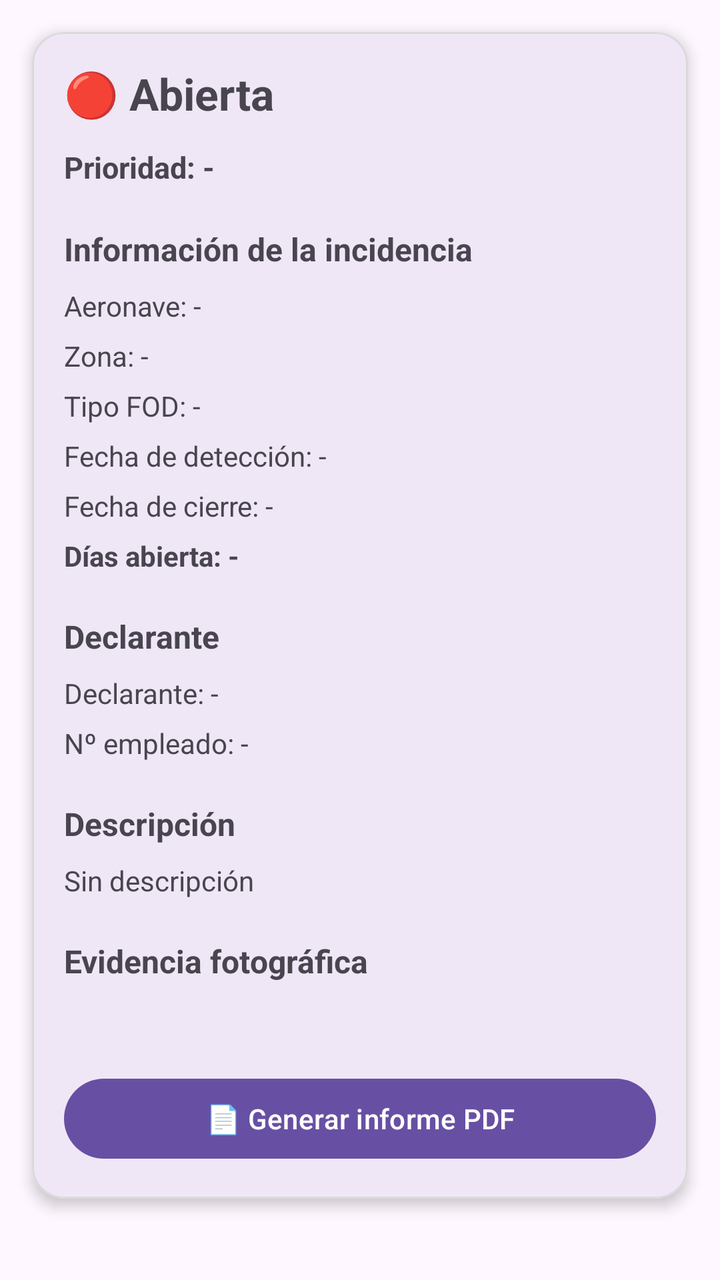
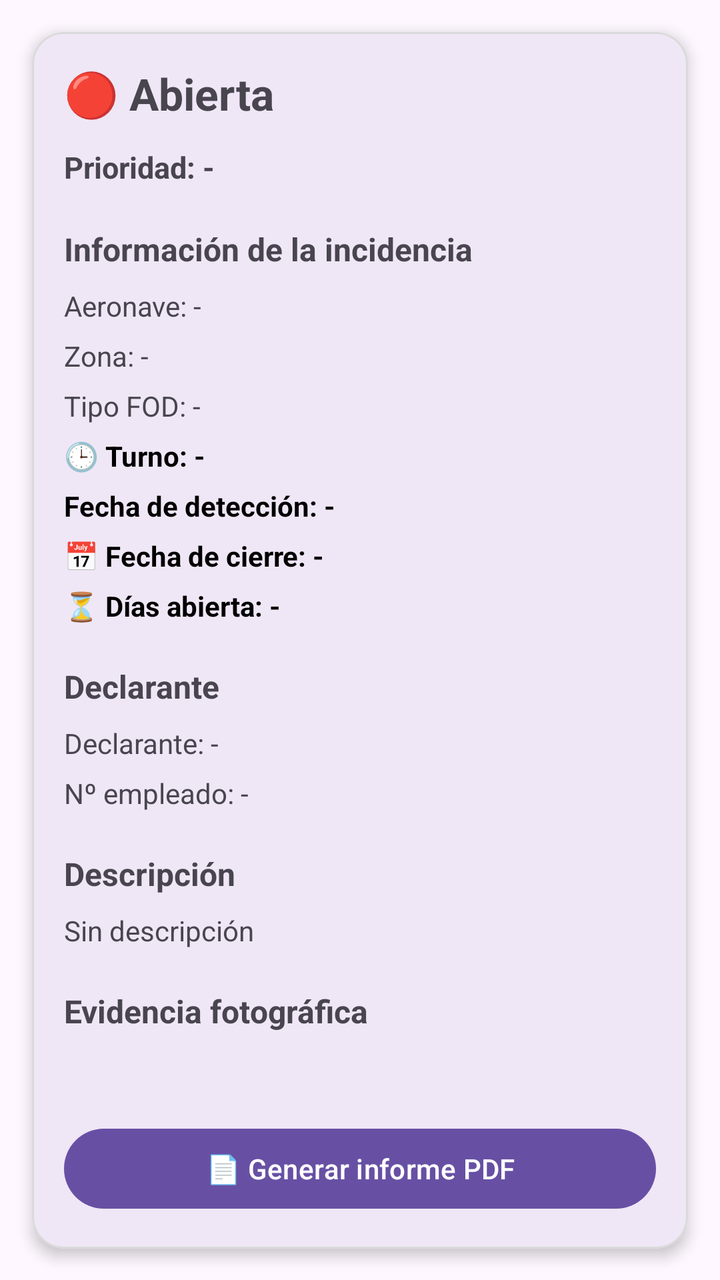

Two renders of the same Android screen: before a commit and after it. Below are the layout's source before the change and the commit's diff.
<!-- AndroidManifest.xml: application theme Theme.FodManager -->
<!-- res/layout/activity_detalle_incidencia.xml -->
<?xml version="1.0" encoding="utf-8"?>
<ScrollView xmlns:android="http://schemas.android.com/apk/res/android"
    xmlns:app="http://schemas.android.com/apk/res-auto"
    android:layout_width="match_parent"
    android:layout_height="match_parent"
    android:clipToPadding="false"
    android:paddingStart="16dp"
    android:paddingTop="16dp"
    android:paddingEnd="16dp"
    android:paddingBottom="24dp">

    
    <com.google.android.material.card.MaterialCardView
        android:layout_width="match_parent"
        android:layout_height="wrap_content"
        app:cardCornerRadius="16dp"
        app:cardElevation="4dp"
        app:strokeWidth="1dp"
        app:strokeColor="#DADADA">

        
        <LinearLayout
            android:layout_width="match_parent"
            android:layout_height="wrap_content"
            android:orientation="vertical"
            android:padding="16dp">

            
            <TextView
                android:id="@+id/tvDetalleEstado"
                android:layout_width="match_parent"
                android:layout_height="wrap_content"
                android:text="🔴 Abierta"
                android:textSize="22sp"
                android:textStyle="bold"
                android:layout_marginBottom="12dp" />

            
            <TextView
                android:id="@+id/tvDetallePrioridad"
                android:layout_width="match_parent"
                android:layout_height="wrap_content"
                android:text="Prioridad: -"
                android:textSize="15sp"
                android:textStyle="bold"
                android:layout_marginBottom="20dp" />

            
            <TextView
                android:layout_width="match_parent"
                android:layout_height="wrap_content"
                android:text="Información de la incidencia"
                android:textSize="16sp"
                android:textStyle="bold"
                android:layout_marginBottom="8dp" />

            
            <TextView
                android:id="@+id/tvDetalleAeronave"
                android:layout_width="match_parent"
                android:layout_height="wrap_content"
                android:text="Aeronave: -"
                android:textSize="14sp"
                android:layout_marginBottom="6dp" />

            
            <TextView
                android:id="@+id/tvDetalleZona"
                android:layout_width="match_parent"
                android:layout_height="wrap_content"
                android:text="Zona: -"
                android:textSize="14sp"
                android:layout_marginBottom="6dp" />

            
            <TextView
                android:id="@+id/tvDetalleTipoFod"
                android:layout_width="match_parent"
                android:layout_height="wrap_content"
                android:text="Tipo FOD: -"
                android:textSize="14sp"
                android:layout_marginBottom="6dp" />

            
            <TextView
                android:id="@+id/tvFechaDeteccion"
                android:layout_width="match_parent"
                android:layout_height="wrap_content"
                android:text="Fecha de detección: -"
                android:textSize="14sp"
                android:layout_marginBottom="6dp" />

            
            <TextView
                android:id="@+id/tvFechaCierre"
                android:layout_width="match_parent"
                android:layout_height="wrap_content"
                android:text="Fecha de cierre: -"
                android:textSize="14sp"
                android:layout_marginBottom="6dp" />

            
            <TextView
                android:id="@+id/tvDiasAbierta"
                android:layout_width="match_parent"
                android:layout_height="wrap_content"
                android:text="Días abierta: -"
                android:textSize="14sp"
                android:textStyle="bold"
                android:layout_marginBottom="20dp" />

            
            <TextView
                android:layout_width="match_parent"
                android:layout_height="wrap_content"
                android:text="Declarante"
                android:textSize="16sp"
                android:textStyle="bold"
                android:layout_marginBottom="8dp" />

            
            <TextView
                android:id="@+id/tvDetalleDeclarante"
                android:layout_width="match_parent"
                android:layout_height="wrap_content"
                android:text="Declarante: -"
                android:textSize="14sp"
                android:layout_marginBottom="6dp" />

            
            <TextView
                android:id="@+id/tvDetalleNumeroEmpleado"
                android:layout_width="match_parent"
                android:layout_height="wrap_content"
                android:text="Nº empleado: -"
                android:textSize="14sp"
                android:layout_marginBottom="20dp" />

            
            <TextView
                android:layout_width="match_parent"
                android:layout_height="wrap_content"
                android:text="Descripción"
                android:textSize="16sp"
                android:textStyle="bold"
                android:layout_marginBottom="8dp" />

            
            <TextView
                android:id="@+id/tvDetalleDescripcion"
                android:layout_width="match_parent"
                android:layout_height="wrap_content"
                android:text="Sin descripción"
                android:textSize="14sp"
                android:lineSpacingExtra="2dp"
                android:layout_marginBottom="20dp" />

            
            <TextView
                android:layout_width="match_parent"
                android:layout_height="wrap_content"
                android:text="Evidencia fotográfica"
                android:textSize="16sp"
                android:textStyle="bold"
                android:layout_marginBottom="8dp" />

            
            <com.google.android.material.card.MaterialCardView
                android:layout_width="match_parent"
                android:layout_height="wrap_content"
                android:layout_marginBottom="20dp"
                app:cardCornerRadius="12dp"
                app:cardElevation="2dp"
                app:strokeWidth="1dp"
                app:strokeColor="#E5E5E5">

                
                <ImageView
                    android:id="@+id/imgDetalleIncidencia"
                    android:layout_width="match_parent"
                    android:layout_height="420dp"
                    android:layout_marginTop="16dp"
                    android:layout_marginBottom="16dp"
                    android:adjustViewBounds="true"
                    android:scaleType="fitCenter"

                    android:visibility="gone" />
            </com.google.android.material.card.MaterialCardView>

            
            <LinearLayout
                android:id="@+id/layoutBotonesEstado"
                android:layout_width="match_parent"
                android:layout_height="wrap_content"
                android:orientation="vertical"
                android:visibility="gone">

                
                <Button
                    android:id="@+id/btnPasarEnProceso"
                    android:layout_width="match_parent"
                    android:layout_height="wrap_content"
                    android:text="Pasar a en proceso"
                    android:layout_marginBottom="10dp" />

                
                <Button
                    android:id="@+id/btnCerrarIncidencia"
                    android:layout_width="match_parent"
                    android:layout_height="wrap_content"
                    android:text="Cerrar incidencia" />

            </LinearLayout>

                <Button
                    android:id="@+id/btnGenerarPdf"
                    android:layout_width="match_parent"
                    android:layout_height="wrap_content"
                    android:text="📄 Generar informe PDF"
                    android:layout_marginTop="16dp" />


        </LinearLayout>

    </com.google.android.material.card.MaterialCardView>

</ScrollView>
<!-- resources referenced by this layout -->
<resources>
  <style name="Theme.FodManager" parent="Base.Theme.FodManager" />
  <style name="Base.Theme.FodManager" parent="Theme.Material3.DayNight.NoActionBar">
          
          
      </style>
</resources>

<!-- the commit's change to res/layout/activity_detalle_incidencia.xml (unified diff, before → after) -->
@@ -83,11 +83,24 @@
 
             
             <TextView
+                android:id="@+id/tvDetalleTurnoIncidencia"
+                android:layout_width="match_parent"
+                android:layout_height="wrap_content"
+                android:text="🕒 Turno: -"
+                android:textSize="14sp"
+                android:textStyle="bold"
+                android:textColor="@android:color/black"
+                android:layout_marginBottom="6dp" />
+
+            
+            <TextView
                 android:id="@+id/tvFechaDeteccion"
                 android:layout_width="match_parent"
                 android:layout_height="wrap_content"
                 android:text="Fecha de detección: -"
                 android:textSize="14sp"
+                android:textStyle="bold"
+                android:textColor="@android:color/black"
                 android:layout_marginBottom="6dp" />
 
             
@@ -95,8 +108,10 @@
                 android:id="@+id/tvFechaCierre"
                 android:layout_width="match_parent"
                 android:layout_height="wrap_content"
-                android:text="Fecha de cierre: -"
-                android:textSize="14sp"
+                android:text="📅 Fecha de cierre: -"
+                android:textSize="14sp"
+                android:textStyle="bold"
+                android:textColor="@android:color/black"
                 android:layout_marginBottom="6dp" />
 
             
@@ -104,9 +119,10 @@
                 android:id="@+id/tvDiasAbierta"
                 android:layout_width="match_parent"
                 android:layout_height="wrap_content"
-                android:text="Días abierta: -"
-                android:textSize="14sp"
-                android:textStyle="bold"
+                android:text="⏳ Días abierta: -"
+                android:textSize="14sp"
+                android:textStyle="bold"
+                android:textColor="@android:color/black"
                 android:layout_marginBottom="20dp" />
 
             
